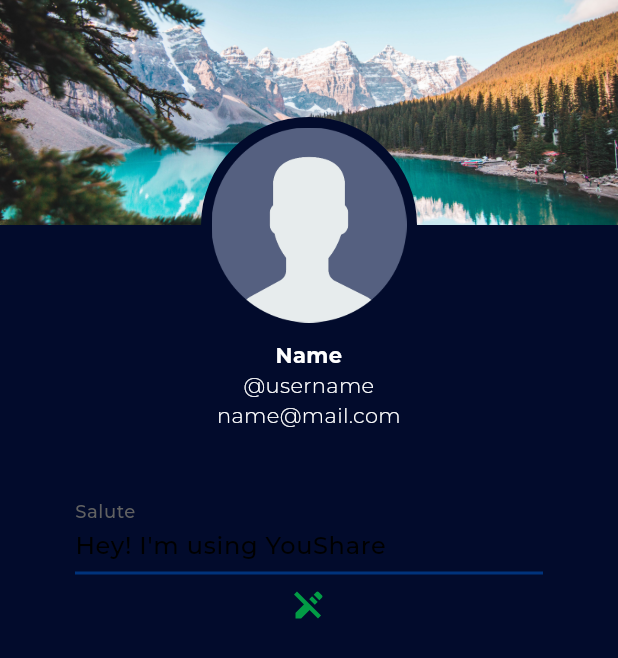
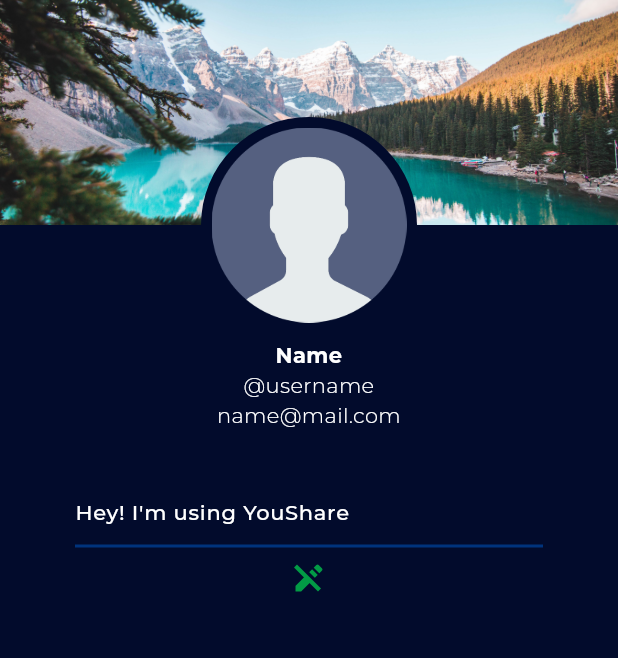
Before and after one commit to TheHoodini/YouShare, a Flutter app: the ProfileTab screen opened directly, after a tap on the "border color" icon, on a phone screen of 412 x 824 dp. Shown: the top 658 px of the screen. Run offline on Flutter 3.47's test engine with Material 2 defaults, Android fonts, the phone set to English and light mode, and no system bars; our stand-ins replace flex_color_scheme, get, video_player.

Commit message:
profile update

```diff
--- a/lib/ui/pages/home_page.dart
+++ b/lib/ui/pages/home_page.dart
@@ -46,6 +46,7 @@ class _HomePageState extends State<HomePage> {
     }
 
     return Scaffold(
+        resizeToAvoidBottomInset: false,
         extendBody: true,
         appBar: AppBar(
           backgroundColor: uiColor,
--- a/lib/ui/pages/tabs/profile_tab.dart
+++ b/lib/ui/pages/tabs/profile_tab.dart
@@ -129,7 +129,7 @@ class _ProfileTabState extends State<ProfileTab> {
                 if (controller.isEditing) {
                   // Muestra un TextField cuando está en modo de edición
                   return Padding(
-                    padding: const EdgeInsets.fromLTRB(50, 10, 50, 0),
+                    padding: const EdgeInsets.fromLTRB(50, 0, 50, 0),
                     child: TextField(
                       controller: _controller,
                       onEditingComplete: () {
@@ -140,9 +140,13 @@ class _ProfileTabState extends State<ProfileTab> {
                         controller.setSalute(_controller.text);
                         controller.setIsEditing(false);
                       },
-                      style: const TextStyle(fontFamily: "Montserrat"),
+                      style: const TextStyle(
+                          color: Colors.white,
+                          fontFamily: "Montserrat",
+                          fontSize: 14),
                       inputFormatters: [LengthLimitingTextInputFormatter(100)],
                       decoration: const InputDecoration(
+                        filled: false,
                         enabledBorder: UnderlineInputBorder(
                             borderSide: BorderSide(
                                 color: Color.fromARGB(255, 0, 51, 124),
@@ -150,14 +154,9 @@ class _ProfileTabState extends State<ProfileTab> {
                         focusedBorder: UnderlineInputBorder(
                           borderSide: BorderSide(
                               color: Color.fromARGB(255, 2, 155, 69),
-                                  width: 2.0)),
-                          labelText: 'Salute',
-                          labelStyle: TextStyle(
-                              color: Color.fromARGB(255, 97, 97, 97),
-                              fontStyle: FontStyle.normal,
-                              fontFamily: "Montserrat"),
-                          floatingLabelBehavior: FloatingLabelBehavior.auto,
-                          focusColor: Color.fromARGB(255, 2, 155, 69)),
+                              width: 2.0),
+                        ),
+                      ),
                     ), //tf
                   );
                 } else {
@@ -192,7 +191,7 @@ class _ProfileTabState extends State<ProfileTab> {
                     });
                   }
                 },
-                child: Icon(editIcon, color: Color.fromARGB(255, 2, 155, 69)),
+                child: Icon(editIcon, color: const Color.fromARGB(255, 2, 155, 69)),
               ),
             ],
           ),
```
Lines whose indentation alone changed are shown as unchanged.
